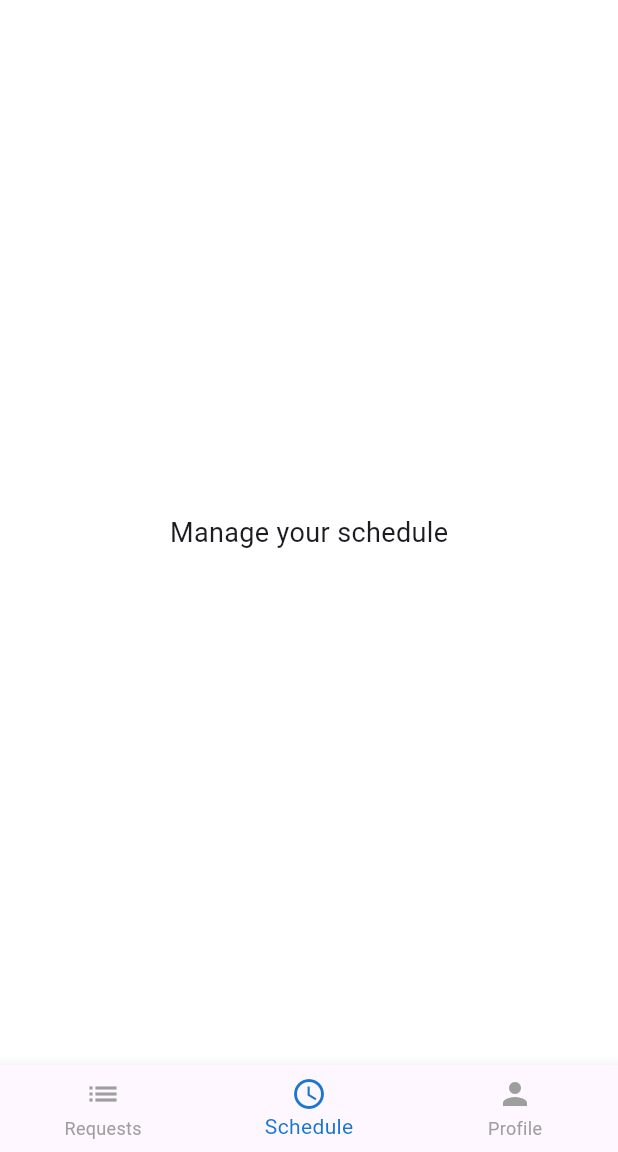
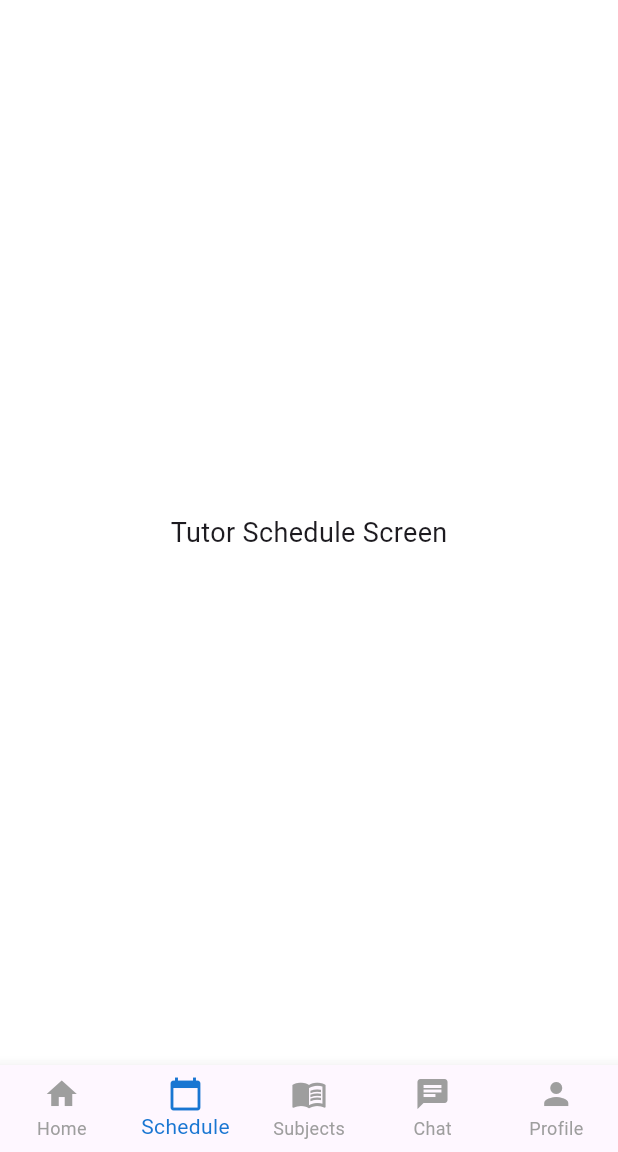
Before and after one commit to Pabitrakhadka517/tutor_finder, a Flutter app: the TutorDashboard screen opened directly, in the side drawer, after a tap on "Schedule", on a phone screen of 412 x 824 dp, the part 84-1236 px from its top. Run offline on Flutter 3.47's test engine with Material 3 defaults, Android fonts, the light colour scheme and no system bars; Roboto replaces fonts that are missing (OpenSans).

Commit message:
Tutor Dashboard Done

```diff
--- a/lib/screens/dashboards/tutor_dashboard.dart
+++ b/lib/screens/dashboards/tutor_dashboard.dart
@@ -1,4 +1,11 @@
 import 'package:flutter/material.dart';
+
+// ✅ Import your tutor screens
+import 'package:tutor_finder/screens/tutor/chat_screen.dart';
+import 'package:tutor_finder/screens/tutor/home_screen.dart';
+import 'package:tutor_finder/screens/tutor/profile_screen.dart';
+import 'package:tutor_finder/screens/tutor/schedule_screen.dart';
+import 'package:tutor_finder/screens/tutor/subject_screen.dart';
 
 class TutorDashboard extends StatefulWidget {
   const TutorDashboard({super.key});
@@ -11,9 +18,11 @@ class _TutorDashboardState extends State<TutorDashboard> {
   int _selectedIndex = 0;
 
   final List<Widget> _pages = const [
-    RequestsPage(),
-    SchedulePage(),
-    ProfilePage(),
+    TutorHomeScreen(),
+    TutorScheduleScreen(),
+    TutorSubjectScreen(),
+    TutorChatScreen(),
+    TutorProfileScreen(),
   ];
 
   void _onItemTapped(int index) {
@@ -25,9 +34,8 @@ class _TutorDashboardState extends State<TutorDashboard> {
   @override
   Widget build(BuildContext context) {
     return Scaffold(
-      appBar: AppBar(
-        title: const Text('Tutor Dashboard'), // uses AppBarTheme
-      ),
+      appBar: AppBar(title: const Text('Tutor Dashboard')),
+
       drawer: Drawer(
         child: ListView(
           padding: EdgeInsets.zero,
@@ -41,98 +49,46 @@ class _TutorDashboardState extends State<TutorDashboard> {
                 ).textTheme.titleLarge?.copyWith(color: Colors.white),
               ),
             ),
-            ListTile(
-              leading: const Icon(Icons.list),
-              title: Text(
-                'Requests',
-                style: Theme.of(context).textTheme.bodyMedium,
-              ),
-              onTap: () {
-                _onItemTapped(0);
-                Navigator.pop(context);
-              },
-            ),
-            ListTile(
-              leading: const Icon(Icons.schedule),
-              title: Text(
-                'Schedule',
-                style: Theme.of(context).textTheme.bodyMedium,
-              ),
-              onTap: () {
-                _onItemTapped(1);
-                Navigator.pop(context);
-              },
-            ),
-            ListTile(
-              leading: const Icon(Icons.person),
-              title: Text(
-                'Profile',
-                style: Theme.of(context).textTheme.bodyMedium,
-              ),
-              onTap: () {
-                _onItemTapped(2);
-                Navigator.pop(context);
-              },
-            ),
+            _drawerItem(Icons.home, 'Home', 0),
+            _drawerItem(Icons.calendar_today, 'Schedule', 1),
+            _drawerItem(Icons.menu_book, 'Subjects', 2),
+            _drawerItem(Icons.chat, 'Chat', 3),
+            _drawerItem(Icons.person, 'Profile', 4),
           ],
         ),
       ),
+
       body: _pages[_selectedIndex],
+
       bottomNavigationBar: BottomNavigationBar(
         currentIndex: _selectedIndex,
         onTap: _onItemTapped,
+        type: BottomNavigationBarType.fixed,
         items: const [
-          BottomNavigationBarItem(icon: Icon(Icons.list), label: 'Requests'),
+          BottomNavigationBarItem(icon: Icon(Icons.home), label: 'Home'),
           BottomNavigationBarItem(
-            icon: Icon(Icons.schedule),
+            icon: Icon(Icons.calendar_today),
             label: 'Schedule',
           ),
+          BottomNavigationBarItem(
+            icon: Icon(Icons.menu_book),
+            label: 'Subjects',
+          ),
+          BottomNavigationBarItem(icon: Icon(Icons.chat), label: 'Chat'),
           BottomNavigationBarItem(icon: Icon(Icons.person), label: 'Profile'),
         ],
       ),
     );
   }
-}
 
-// Pages using theme text
-class RequestsPage extends StatelessWidget {
-  const RequestsPage({super.key});
-
-  @override
-  Widget build(BuildContext context) {
-    return Center(
-      child: Text(
-        'Incoming booking requests',
-        style: Theme.of(context).textTheme.bodyMedium,
-      ),
+  Widget _drawerItem(IconData icon, String title, int index) {
+    return ListTile(
+      leading: Icon(icon),
+      title: Text(title),
+      onTap: () {
+        _onItemTapped(index);
+        Navigator.pop(context);
+      },
     );
   }
 }
-
-class SchedulePage extends StatelessWidget {
-  const SchedulePage({super.key});
-
-  @override
-  Widget build(BuildContext context) {
-    return Center(
-      child: Text(
-        'Manage your schedule',
-        style: Theme.of(context).textTheme.bodyMedium,
-      ),
-    );
-  }
-}
-
-class ProfilePage extends StatelessWidget {
-  const ProfilePage({super.key});
-
-  @override
-  Widget build(BuildContext context) {
-    return Center(
-      child: Text(
-        'Edit your profile and subjects',
-        style: Theme.of(context).textTheme.bodyMedium,
-      ),
-    );
-  }
-}
--- /dev/null
+++ b/lib/screens/tutor/chat_screen.dart
@@ -0,0 +1,10 @@
+import 'package:flutter/material.dart';
+
+class TutorChatScreen extends StatelessWidget {
+  const TutorChatScreen({super.key});
+
+  @override
+  Widget build(BuildContext context) {
+    return const Center(child: Text('Tutor Chat Screen'));
+  }
+}
--- /dev/null
+++ b/lib/screens/tutor/home_screen.dart
@@ -0,0 +1,10 @@
+import 'package:flutter/material.dart';
+
+class TutorHomeScreen extends StatelessWidget {
+  const TutorHomeScreen({super.key});
+
+  @override
+  Widget build(BuildContext context) {
+    return const Center(child: Text('Tutor Home Screen'));
+  }
+}
--- /dev/null
+++ b/lib/screens/tutor/profile_screen.dart
@@ -0,0 +1,10 @@
+import 'package:flutter/material.dart';
+
+class TutorProfileScreen extends StatelessWidget {
+  const TutorProfileScreen({super.key});
+
+  @override
+  Widget build(BuildContext context) {
+    return const Center(child: Text('Tutor Profile Screen'));
+  }
+}
--- /dev/null
+++ b/lib/screens/tutor/schedule_screen.dart
@@ -0,0 +1,10 @@
+import 'package:flutter/material.dart';
+
+class TutorScheduleScreen extends StatelessWidget {
+  const TutorScheduleScreen({super.key});
+
+  @override
+  Widget build(BuildContext context) {
+    return const Center(child: Text('Tutor Schedule Screen'));
+  }
+}
--- /dev/null
+++ b/lib/screens/tutor/subject_screen.dart
@@ -0,0 +1,10 @@
+import 'package:flutter/material.dart';
+
+class TutorSubjectScreen extends StatelessWidget {
+  const TutorSubjectScreen({super.key});
+
+  @override
+  Widget build(BuildContext context) {
+    return const Center(child: Text('Tutor Subjects Screen'));
+  }
+}
```
